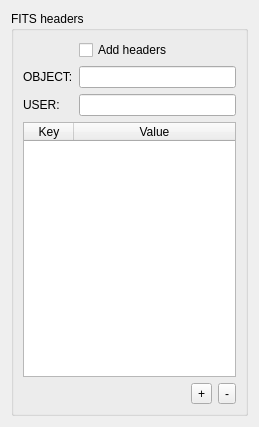
This is pyobs_gui/qt/fitsheaderswidget.ui in pyobs/pyobs-gui as Qt 5 draws it before an edit. The edited form follows.
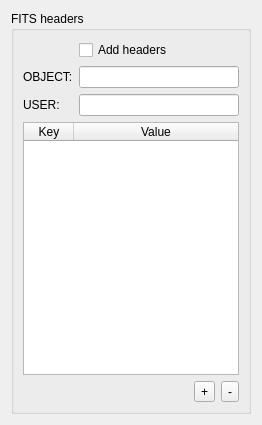
This is the edited form.

Patch:
```diff
--- a/pyobs_gui/qt/fitsheaderswidget.ui
+++ b/pyobs_gui/qt/fitsheaderswidget.ui
@@ -6,8 +6,8 @@
    <rect>
     <x>0</x>
     <y>0</y>
-    <width>259</width>
-    <height>427</height>
+    <width>262</width>
+    <height>425</height>
    </rect>
   </property>
   <property name="windowTitle">
```
Left out of the diff: 2 changed lines with no effect on the pictures.
